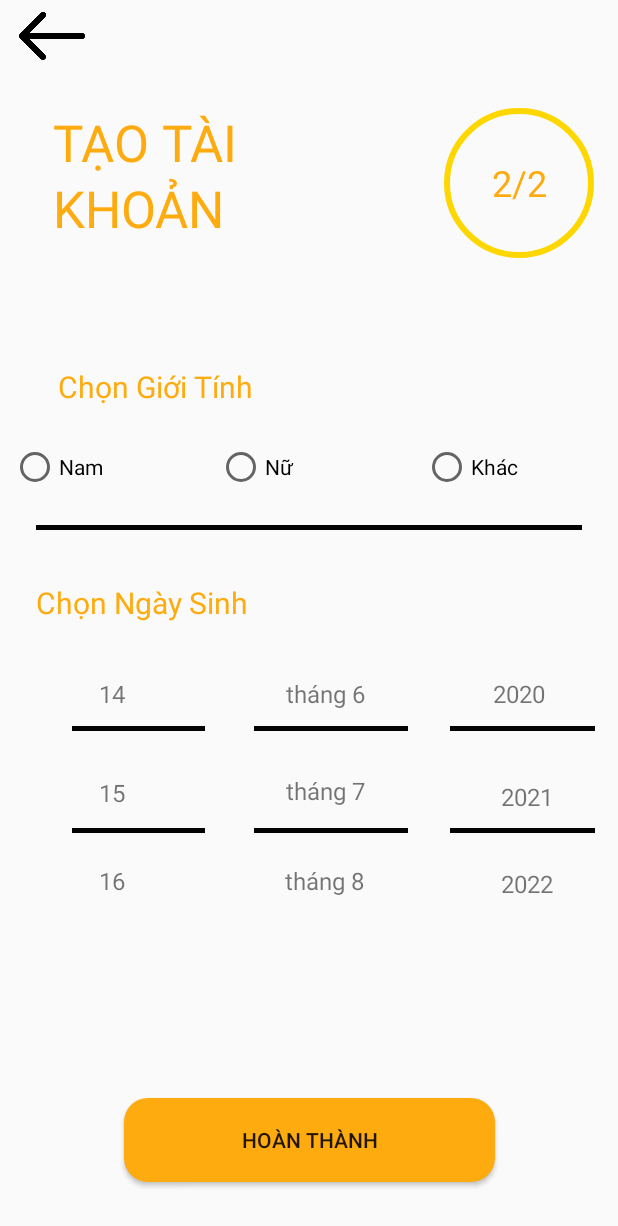
After one commit to truongvu1508/BeanyDrinks, an Android app: the dangki2Activity screen opened directly, with no data from a screen before it, on a phone screen of 412 x 824 dp. The commit adds this screen. Shown: the top 1226 px of the screen. Run offline under Robolectric (Android 15) with nearby library versions, the phone set to English and light mode, and no system bars.

Commit message:
bao_update

```diff
--- /dev/null
+++ b/app/src/main/java/com/example/beanydrinks/dangki1Activity.java
@@ -0,0 +1,26 @@
+package com.example.beanydrinks;
+
+import android.content.Intent;
+import android.os.Bundle;
+import android.view.View;
+import android.widget.Button; // Hoặc ImageButton nếu bạn sử dụng hình ảnh
+import androidx.appcompat.app.AppCompatActivity;
+
+public class dangki1Activity extends AppCompatActivity {
+
+    @Override
+    protected void onCreate(Bundle savedInstanceState) {
+        super.onCreate(savedInstanceState);
+        setContentView(R.layout.dangky1); // Đảm bảo layout của bạn đúng
+
+        Button button2 = findViewById(R.id.button2); // Thay ID này theo ID của button2 trong layout
+        button2.setOnClickListener(new View.OnClickListener() {
+            @Override
+            public void onClick(View v) {
+                // Chuyển đến dangki2Activity
+                Intent intent = new Intent(dangki1Activity.this, dangki2Activity.class);
+                startActivity(intent);
+            }
+        });
+    }
+}
--- /dev/null
+++ b/app/src/main/java/com/example/beanydrinks/dangki2Activity.java
@@ -0,0 +1,30 @@
+package com.example.beanydrinks;
+
+import android.content.Intent;
+import android.os.Bundle;
+import android.view.View;
+import android.widget.ImageButton;
+import androidx.appcompat.app.AppCompatActivity;
+
+public class dangki2Activity extends AppCompatActivity {
+
+    @Override
+    protected void onCreate(Bundle savedInstanceState) {
+        super.onCreate(savedInstanceState);
+        setContentView(R.layout.dangky2); // Đảm bảo bạn đã sử dụng đúng layout
+
+        // Tìm kiếm imageButton5
+        ImageButton imageButton5 = findViewById(R.id.imageButton5); // Đảm bảo ID này khớp với ID trong XML
+
+        // Thiết lập sự kiện nhấn
+        imageButton5.setOnClickListener(new View.OnClickListener() {
+            @Override
+            public void onClick(View v) {
+                // Quay lại dangki1Activity
+                Intent intent = new Intent(dangki2Activity.this, dangki1Activity.class);
+                startActivity(intent);
+                finish(); // Đóng dangki2Activity nếu bạn không muốn quay lại
+            }
+        });
+    }
+}
--- a/app/src/main/res/layout/dangky1.xml
+++ b/app/src/main/res/layout/dangky1.xml
@@ -54,13 +54,15 @@
         android:layout_width="100dp"
         android:layout_height="100dp"
         android:layout_marginStart="16dp"
+        android:layout_marginTop="8dp"
+        android:layout_marginEnd="4dp"
         android:background="@drawable/circle_border"
         android:gravity="center"
         android:text="1/2"
         android:textColor="#FEAB0F"
         android:textSize="24sp"
         app:layout_constraintEnd_toEndOf="parent"
-        app:layout_constraintHorizontal_bias="0.656"
+        app:layout_constraintHorizontal_bias="0.903"
         app:layout_constraintStart_toEndOf="@id/textView"
         app:layout_constraintTop_toTopOf="@id/textView" />
 
--- /dev/null
+++ b/app/src/main/res/layout/dangky2.xml
@@ -0,0 +1,346 @@
+<?xml version="1.0" encoding="utf-8"?>
+<androidx.constraintlayout.widget.ConstraintLayout xmlns:android="http://schemas.android.com/apk/res/android"
+    xmlns:app="http://schemas.android.com/apk/res-auto"
+    xmlns:tools="http://schemas.android.com/tools"
+    android:layout_width="match_parent"
+    android:layout_height="match_parent">
+
+    <Button
+        android:id="@+id/button3"
+        android:layout_width="247dp"
+        android:layout_height="56dp"
+        android:layout_marginBottom="36dp"
+        android:background="@drawable/rounded_button"
+        android:text="HOÀN THÀNH"
+        app:layout_constraintBottom_toBottomOf="parent"
+        app:layout_constraintEnd_toEndOf="parent"
+        app:layout_constraintStart_toStartOf="parent" />
+
+    <TextView
+        android:id="@+id/textView9"
+        android:layout_width="wrap_content"
+        android:layout_height="wrap_content"
+        android:layout_marginTop="116dp"
+        android:layout_marginEnd="95dp"
+        android:text="KHOẢN"
+        android:textColor="#FEAB0F"
+        android:textSize="34sp"
+        app:layout_constraintEnd_toEndOf="parent"
+        app:layout_constraintHorizontal_bias="0.174"
+        app:layout_constraintStart_toStartOf="parent"
+        app:layout_constraintTop_toTopOf="parent" />
+
+    <TextView
+        android:id="@+id/circleTextView"
+        android:layout_width="100dp"
+        android:layout_height="100dp"
+        android:layout_marginStart="16dp"
+        android:layout_marginTop="72dp"
+        android:background="@drawable/circle_border"
+        android:gravity="center"
+        android:text="2/2"
+        android:textColor="#FEAB0F"
+        android:textSize="24sp"
+        app:layout_constraintEnd_toEndOf="parent"
+        app:layout_constraintHorizontal_bias="0.883"
+        app:layout_constraintStart_toEndOf="@id/textView8"
+        app:layout_constraintTop_toTopOf="parent" />
+
+    <TextView
+        android:id="@+id/textView8"
+        android:layout_width="wrap_content"
+        android:layout_height="wrap_content"
+        android:layout_marginTop="72dp"
+        android:layout_marginEnd="95dp"
+        android:text="TẠO TÀI"
+        android:textColor="#FEAB0F"
+        android:textSize="34sp"
+        app:layout_constraintEnd_toEndOf="parent"
+        app:layout_constraintHorizontal_bias="0.181"
+        app:layout_constraintStart_toStartOf="parent"
+        app:layout_constraintTop_toTopOf="parent" />
+
+    <ImageButton
+        android:id="@+id/imageButton5"
+        android:layout_width="48dp"
+        android:layout_height="48dp"
+        android:background="@null"
+        android:contentDescription="Nút tạo tài khoản"
+        android:scaleType="centerInside"
+        app:layout_constraintEnd_toEndOf="parent"
+        app:layout_constraintHorizontal_bias="0.03"
+        app:layout_constraintStart_toStartOf="parent"
+        app:layout_constraintTop_toTopOf="parent"
+        app:srcCompat="@drawable/_114883" />
+
+    <TextView
+        android:id="@+id/textView10"
+        android:layout_width="wrap_content"
+        android:layout_height="wrap_content"
+        android:layout_marginStart="24dp"
+        android:layout_marginTop="244dp"
+        android:text="Chọn Giới Tính"
+        android:textColor="#FEAB0F"
+        android:textSize="20sp"
+        app:layout_constraintEnd_toEndOf="parent"
+        app:layout_constraintHorizontal_bias="0.057"
+        app:layout_constraintStart_toStartOf="parent"
+        app:layout_constraintTop_toTopOf="parent" />
+
+    <TextView
+        android:id="@+id/textView11"
+        android:layout_width="wrap_content"
+        android:layout_height="wrap_content"
+        android:layout_marginStart="24dp"
+        android:layout_marginTop="388dp"
+        android:text="Chọn Ngày Sinh"
+        android:textColor="#FEAB0F"
+        android:textSize="20sp"
+        app:layout_constraintEnd_toEndOf="parent"
+        app:layout_constraintHorizontal_bias="0.0"
+        app:layout_constraintStart_toStartOf="parent"
+        app:layout_constraintTop_toTopOf="parent" />
+
+    <LinearLayout
+        android:id="@+id/linearLayout"
+        android:layout_width="match_parent"
+        android:layout_height="wrap_content"
+        android:layout_marginTop="16dp"
+        android:orientation="horizontal"
+        app:layout_constraintEnd_toEndOf="parent"
+        app:layout_constraintStart_toStartOf="parent"
+        app:layout_constraintTop_toBottomOf="@id/textView10">
+
+        <RadioButton
+            android:id="@+id/radioButton4"
+            android:layout_width="0dp"
+            android:layout_height="wrap_content"
+            android:layout_marginStart="7dp"
+            android:layout_marginEnd="7dp"
+            android:layout_weight="1"
+            android:minHeight="48dp"
+            android:text="Nam" />
+
+        <RadioButton
+            android:id="@+id/radioButton5"
+            android:layout_width="0dp"
+            android:layout_height="wrap_content"
+            android:layout_marginStart="7dp"
+            android:layout_marginEnd="7dp"
+            android:layout_weight="1"
+            android:minHeight="48dp"
+            android:text="Nữ" />
+
+        <RadioButton
+            android:id="@+id/radioButton6"
+            android:layout_width="0dp"
+            android:layout_height="wrap_content"
+            android:layout_marginStart="7dp"
+            android:layout_marginEnd="7dp"
+            android:layout_weight="1"
+            android:minHeight="48dp"
+            android:text="Khác" />
+    </LinearLayout>
+
+    <!-- Đường thẳng dưới LinearLayout -->
+
+    <View
+        android:id="@+id/view"
+        android:layout_width="match_parent"
+        android:layout_height="3dp"
+        android:layout_marginStart="24dp"
+        android:layout_marginTop="350dp"
+        android:layout_marginEnd="24dp"
+        android:background="#040303"
+        app:layout_constraintEnd_toEndOf="parent"
+        app:layout_constraintHorizontal_bias="1.0"
+        app:layout_constraintStart_toStartOf="parent"
+        app:layout_constraintTop_toTopOf="parent" />
+
+    <View
+        android:id="@+id/view2"
+        android:layout_width="match_parent"
+        android:layout_height="3dp"
+        android:layout_marginStart="169dp"
+        android:layout_marginTop="484dp"
+        android:layout_marginEnd="140dp"
+        android:background="#040303"
+        app:layout_constraintEnd_toEndOf="parent"
+        app:layout_constraintHorizontal_bias="0.0"
+        app:layout_constraintStart_toStartOf="parent"
+        app:layout_constraintTop_toTopOf="parent" />
+
+    <View
+        android:id="@+id/view6"
+        android:layout_width="match_parent"
+        android:layout_height="3dp"
+        android:layout_marginStart="300dp"
+        android:layout_marginTop="484dp"
+        android:layout_marginEnd="15dp"
+        android:background="#040303"
+        app:layout_constraintEnd_toEndOf="parent"
+        app:layout_constraintHorizontal_bias="1.0"
+        app:layout_constraintStart_toStartOf="parent"
+        app:layout_constraintTop_toTopOf="parent" />
+
+    <View
+        android:id="@+id/view7"
+        android:layout_width="match_parent"
+        android:layout_height="3dp"
+        android:layout_marginStart="300dp"
+        android:layout_marginTop="552dp"
+        android:layout_marginEnd="15dp"
+        android:background="#040303"
+        app:layout_constraintEnd_toEndOf="parent"
+        app:layout_constraintHorizontal_bias="0.0"
+        app:layout_constraintStart_toStartOf="parent"
+        app:layout_constraintTop_toTopOf="parent" />
+
+    <View
+        android:id="@+id/view5"
+        android:layout_width="match_parent"
+        android:layout_height="3dp"
+        android:layout_marginStart="169dp"
+        android:layout_marginTop="552dp"
+        android:layout_marginEnd="140dp"
+        android:background="#040303"
+        app:layout_constraintEnd_toEndOf="parent"
+        app:layout_constraintHorizontal_bias="0.0"
+        app:layout_constraintStart_toStartOf="parent"
+        app:layout_constraintTop_toTopOf="parent" />
+
+    <View
+        android:id="@+id/view4"
+        android:layout_width="match_parent"
+        android:layout_height="3dp"
+        android:layout_marginStart="48dp"
+        android:layout_marginTop="484dp"
+        android:layout_marginEnd="275dp"
+        android:background="#040303"
+        app:layout_constraintEnd_toEndOf="parent"
+        app:layout_constraintHorizontal_bias="0.0"
+        app:layout_constraintStart_toStartOf="parent"
+        app:layout_constraintTop_toTopOf="parent" />
+
+    <View
+        android:id="@+id/view3"
+        android:layout_width="match_parent"
+        android:layout_height="3dp"
+        android:layout_marginStart="48dp"
+        android:layout_marginTop="552dp"
+        android:layout_marginEnd="275dp"
+        android:background="#040303"
+        app:layout_constraintEnd_toEndOf="parent"
+        app:layout_constraintHorizontal_bias="0.0"
+        app:layout_constraintStart_toStartOf="parent"
+        app:layout_constraintTop_toTopOf="parent" />
+
+    <TextView
+        android:id="@+id/textView23"
+        android:layout_width="wrap_content"
+        android:layout_height="wrap_content"
+        android:layout_marginTop="36dp"
+        android:text="14"
+        android:textSize="16sp"
+        app:layout_constraintEnd_toEndOf="parent"
+        app:layout_constraintHorizontal_bias="0.167"
+        app:layout_constraintStart_toStartOf="parent"
+        app:layout_constraintTop_toBottomOf="@+id/textView11" />
+
+    <TextView
+        android:id="@+id/textView24"
+        android:layout_width="wrap_content"
+        android:layout_height="wrap_content"
+        android:layout_marginTop="36dp"
+        android:text="tháng 6"
+        android:textSize="16sp"
+        app:layout_constraintEnd_toEndOf="parent"
+        app:layout_constraintHorizontal_bias="0.388"
+        app:layout_constraintStart_toEndOf="@+id/textView23"
+        app:layout_constraintTop_toBottomOf="@+id/textView11" />
+
+    <TextView
+        android:id="@+id/textView25"
+        android:layout_width="wrap_content"
+        android:layout_height="wrap_content"
+        android:layout_marginStart="36dp"
+        android:layout_marginTop="36dp"
+        android:text="2020"
+        android:textSize="16sp"
+        app:layout_constraintEnd_toEndOf="parent"
+        app:layout_constraintStart_toEndOf="@+id/textView24"
+        app:layout_constraintTop_toBottomOf="@+id/textView11" />
+
+    <TextView
+        android:id="@+id/textView26"
+        android:layout_width="wrap_content"
+        android:layout_height="wrap_content"
+        android:layout_marginTop="44dp"
+        android:text="15"
+        android:textSize="16sp"
+        app:layout_constraintEnd_toEndOf="parent"
+        app:layout_constraintHorizontal_bias="0.167"
+        app:layout_constraintStart_toStartOf="parent"
+        app:layout_constraintTop_toBottomOf="@+id/textView23" />
+
+    <TextView
+        android:id="@+id/textView27"
+        android:layout_width="wrap_content"
+        android:layout_height="wrap_content"
+        android:layout_marginTop="32dp"
+        android:text="tháng 7"
+        android:textSize="16sp"
+        app:layout_constraintEnd_toEndOf="parent"
+        app:layout_constraintHorizontal_bias="0.388"
+        app:layout_constraintStart_toEndOf="@+id/textView26"
+        app:layout_constraintTop_toTopOf="@+id/view2" />
+
+    <TextView
+        android:id="@+id/textView28"
+        android:layout_width="wrap_content"
+        android:layout_height="wrap_content"
+        android:layout_marginTop="36dp"
+        android:text="2021"
+        android:textSize="16sp"
+        app:layout_constraintEnd_toEndOf="parent"
+        app:layout_constraintHorizontal_bias="0.679"
+        app:layout_constraintStart_toEndOf="@+id/textView27"
+        app:layout_constraintTop_toTopOf="@+id/view6" />
+
+    <TextView
+        android:id="@+id/textView29"
+        android:layout_width="wrap_content"
+        android:layout_height="wrap_content"
+        android:layout_marginTop="24dp"
+        android:text="16"
+        android:textSize="16sp"
+        app:layout_constraintEnd_toEndOf="parent"
+        app:layout_constraintHorizontal_bias="0.167"
+        app:layout_constraintStart_toStartOf="parent"
+        app:layout_constraintTop_toTopOf="@+id/view3" />
+
+    <TextView
+        android:id="@+id/textView30"
+        android:layout_width="wrap_content"
+        android:layout_height="wrap_content"
+        android:layout_marginTop="24dp"
+        android:text="tháng 8"
+        android:textSize="16sp"
+        app:layout_constraintEnd_toEndOf="parent"
+        app:layout_constraintHorizontal_bias="0.388"
+        app:layout_constraintStart_toEndOf="@+id/textView29"
+        app:layout_constraintTop_toTopOf="@+id/view5" />
+
+    <TextView
+        android:id="@+id/textView31"
+        android:layout_width="wrap_content"
+        android:layout_height="wrap_content"
+        android:layout_marginTop="36dp"
+        android:text="2022"
+        android:textSize="16sp"
+        app:layout_constraintEnd_toEndOf="parent"
+        app:layout_constraintHorizontal_bias="0.679"
+        app:layout_constraintStart_toEndOf="@+id/textView30"
+        app:layout_constraintTop_toBottomOf="@+id/textView28" />
+
+</androidx.constraintlayout.widget.ConstraintLayout>
```
Also changed, not shown: app/src/main/AndroidManifest.xml (+8 -3 lines).
